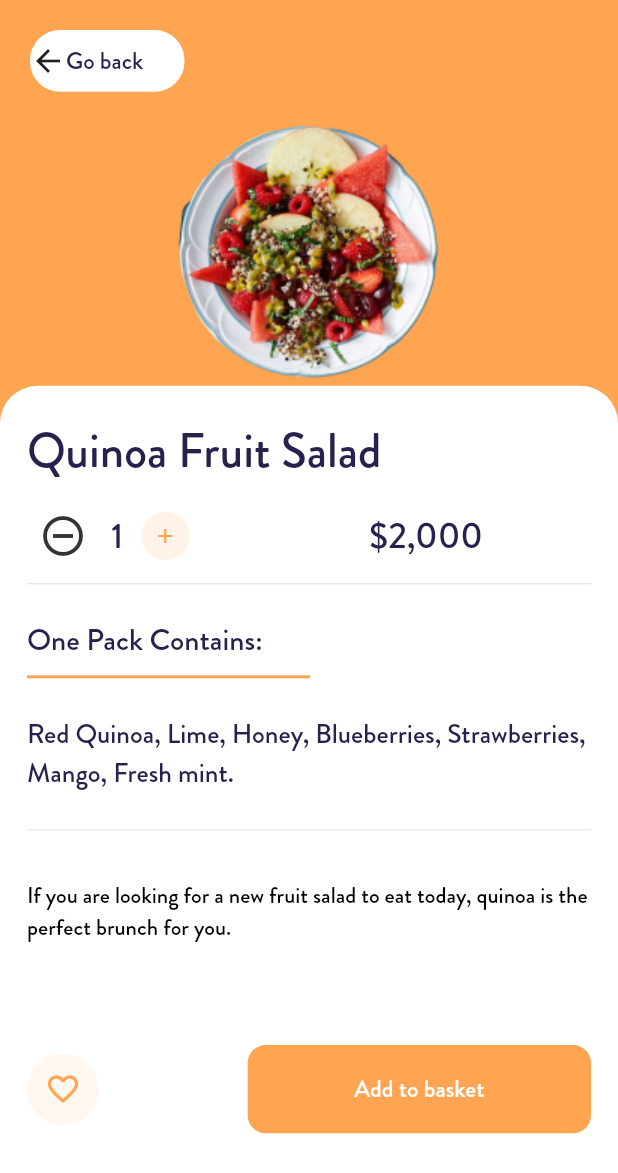
After one commit to UI-Light/Store_demo, a Flutter app: the ProductDetailScreen screen opened directly, on a phone screen of 412 x 824 dp. The commit adds this screen. Shown: the top 1173 px of the screen. Run offline on Flutter 3.47's test engine with Material 2 defaults, Android fonts, the phone set to English and light mode, and no system bars; our stand-ins replace google_fonts.

Commit message:
Add product detail and cart screen

```diff
--- /dev/null
+++ b/lib/ui/product_detail_screen.dart
@@ -0,0 +1,225 @@
+import 'package:flutter/material.dart';
+import 'package:store_demo/ui/my_basket_screen.dart';
+
+class ProductDetailScreen extends StatefulWidget {
+  const ProductDetailScreen({Key? key}) : super(key: key);
+
+  @override
+  State<ProductDetailScreen> createState() => _ProductDetailScreenState();
+}
+
+class _ProductDetailScreenState extends State<ProductDetailScreen> {
+  @override
+  Widget build(BuildContext context) {
+    return SafeArea(
+      child: Scaffold(
+          backgroundColor: Theme.of(context).primaryColor,
+          body: Column(
+            crossAxisAlignment: CrossAxisAlignment.start,
+            children: [
+              GestureDetector(
+                onTap: () {
+                  Navigator.of(context).pop();
+                },
+                child: Container(
+                  margin: const EdgeInsets.symmetric(
+                      horizontal: 20.0, vertical: 20),
+                  width: MediaQuery.of(context).size.width / 4,
+                  height: MediaQuery.of(context).size.height / 20,
+                  decoration: BoxDecoration(
+                    color: Colors.white,
+                    borderRadius: BorderRadius.circular(20),
+                  ),
+                  child: Row(children: const [
+                    Icon(Icons.arrow_back),
+                    Text(
+                      'Go back',
+                      style: TextStyle(
+                        fontSize: 16,
+                      ),
+                    )
+                  ]),
+                ),
+              ),
+              Center(
+                child: Image.asset(
+                  'assets/images/breakfast-quinoa.png',
+                ),
+              ),
+              Expanded(
+                child: Container(
+                  width: MediaQuery.of(context).size.width,
+                  decoration: const BoxDecoration(
+                      color: Colors.white,
+                      borderRadius: BorderRadius.only(
+                        topLeft: Radius.circular(25),
+                        topRight: Radius.circular(25),
+                      )),
+                  child: Padding(
+                    padding: const EdgeInsets.only(
+                        top: 20.0, right: 18.0, left: 18.0),
+                    child: Column(
+                      crossAxisAlignment: CrossAxisAlignment.start,
+                      children: [
+                        const Text(
+                          'Quinoa Fruit Salad',
+                          style: TextStyle(
+                            fontSize: 32,
+                          ),
+                        ),
+                        const SizedBox(
+                          height: 10,
+                        ),
+                        Row(
+                          children: [
+                            Center(
+                              child: IconButton(
+                                onPressed: () {},
+                                icon: const Icon(Icons.remove_circle_outline),
+                                color: const Color(0xff333333),
+                                iconSize: 32,
+                              ),
+                            ),
+                            const SizedBox(
+                              width: 8,
+                            ),
+                            const Text(
+                              '1',
+                              style: TextStyle(
+                                  fontSize: 24, color: Color(0xff27214D)),
+                            ),
+                            const SizedBox(
+                              width: 12,
+                            ),
+                            Container(
+                              height: 32,
+                              width: 32,
+                              decoration: BoxDecoration(
+                                color: const Color(0xffFFF2E7),
+                                borderRadius: BorderRadius.circular(16),
+                              ),
+                              child: Center(
+                                child: IconButton(
+                                  onPressed: () {},
+                                  icon: const Icon(
+                                    Icons.add,
+                                  ),
+                                  color: Theme.of(context).primaryColor,
+                                  iconSize: 16,
+                                ),
+                              ),
+                            ),
+                            const SizedBox(
+                              width: 120,
+                            ),
+                            const Text(
+                              '\$2,000',
+                              style: TextStyle(
+                                  fontSize: 24, color: Color(0xff27214D)),
+                            ),
+                          ],
+                        ),
+                        const Divider(),
+                        const SizedBox(height: 15),
+                        const Text(
+                          'One Pack Contains:',
+                          style: TextStyle(
+                            fontSize: 20,
+                          ),
+                        ),
+                        Divider(
+                          color: Theme.of(context).primaryColor,
+                          thickness: 2.0,
+                          height: 20,
+                          endIndent: MediaQuery.of(context).size.width / 2.2,
+                        ),
+                        const SizedBox(
+                          height: 15,
+                        ),
+                        const Text(
+                          'Red Quinoa, Lime, Honey, Blueberries, Strawberries, Mango, Fresh mint.',
+                          style: TextStyle(
+                            fontSize: 18,
+                          ),
+                        ),
+                        const Divider(
+                          height: 50,
+                        ),
+                        const SizedBox(
+                          height: 8,
+                        ),
+                        const Text(
+                          'If you are looking for a new fruit salad to eat today, quinoa is the perfect brunch for you. ',
+                          style: TextStyle(
+                            fontSize: 15,
+                            color: Color(0xff000000),
+                          ),
+                        ),
+                        Expanded(
+                          child: Row(
+                            mainAxisAlignment: MainAxisAlignment.spaceBetween,
+                            children: [
+                              Container(
+                                height: 48,
+                                width: 48,
+                                decoration: BoxDecoration(
+                                  color: const Color(0xffFFF7F0),
+                                  borderRadius: BorderRadius.circular(24),
+                                ),
+                                child: Center(
+                                  child: IconButton(
+                                    onPressed: () {},
+                                    icon: const Icon(
+                                      Icons.favorite_border,
+                                    ),
+                                    color: Theme.of(context).primaryColor,
+                                    iconSize: 24,
+                                  ),
+                                ),
+                              ),
+                              GestureDetector(
+                                onTap: () {
+                                  Navigator.of(context).push(
+                                    MaterialPageRoute(
+                                      builder: (context) =>
+                                          const MyBasketScreen(),
+                                    ),
+                                  );
+                                },
+                                child: Container(
+                                  height:
+                                      MediaQuery.of(context).size.height / 14,
+                                  width:
+                                      MediaQuery.of(context).size.width / 1.8,
+                                  decoration: BoxDecoration(
+                                    borderRadius: const BorderRadius.all(
+                                      Radius.circular(12),
+                                    ),
+                                    color: Theme.of(context).primaryColor,
+                                  ),
+                                  child: Center(
+                                    child: Text(
+                                      'Add to basket',
+                                      style: TextStyle(
+                                        fontSize: 16,
+                                        color: Theme.of(context)
+                                            .colorScheme
+                                            .onPrimary,
+                                      ),
+                                    ),
+                                  ),
+                                ),
+                              ),
+                            ],
+                          ),
+                        )
+                      ],
+                    ),
+                  ),
+                ),
+              ),
+            ],
+          )),
+    );
+  }
+}
```
Also changed, not shown: lib/shared/basket_tile.dart (added, +78 -0 lines), lib/shared/combo_grid.dart (+11 -2 lines), lib/shared/product_grid.dart (+9 -2 lines), lib/ui/my_basket_screen.dart (added, +137 -0 lines), lib/ui/products_screen.dart (+6 -6 lines), assets/images/breakfast-quinoa.png (added).
